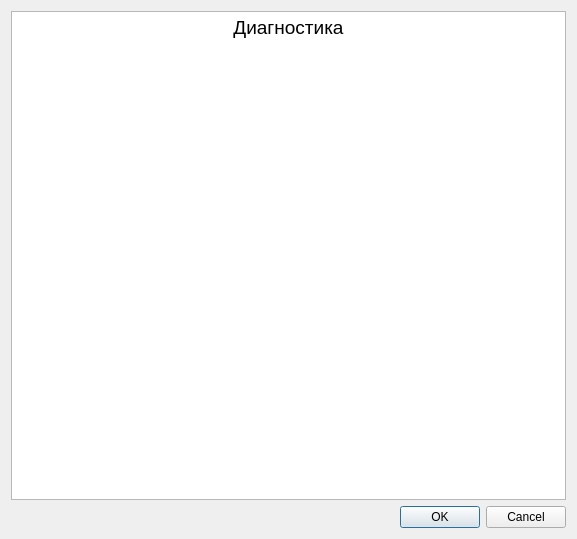
MafuraG/Zubopros, file diagnosisform.ui: the form before one commit.
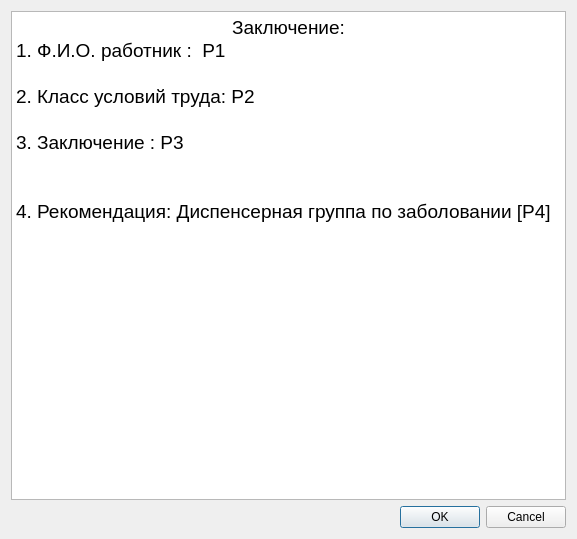
The form after the commit.

```diff
--- a/diagnosisform.ui
+++ b/diagnosisform.ui
@@ -21,7 +21,15 @@
 &lt;html&gt;&lt;head&gt;&lt;meta name=&quot;qrichtext&quot; content=&quot;1&quot; /&gt;&lt;style type=&quot;text/css&quot;&gt;
 p, li { white-space: pre-wrap; }
 &lt;/style&gt;&lt;/head&gt;&lt;body style=&quot; font-family:'MS Shell Dlg 2'; font-size:8.25pt; font-weight:400; font-style:normal;&quot;&gt;
-&lt;p align=&quot;center&quot; style=&quot; margin-top:0px; margin-bottom:0px; margin-left:0px; margin-right:0px; -qt-block-indent:0; text-indent:0px;&quot;&gt;&lt;span style=&quot; font-size:14pt;&quot;&gt;Диагностика&lt;/span&gt;&lt;/p&gt;
+&lt;p align=&quot;center&quot; style=&quot; margin-top:0px; margin-bottom:0px; margin-left:0px; margin-right:0px; -qt-block-indent:0; text-indent:0px;&quot;&gt;&lt;span style=&quot; font-size:14pt;&quot;&gt;Заключение:&lt;/span&gt;&lt;/p&gt;
+&lt;p style=&quot; margin-top:0px; margin-bottom:0px; margin-left:0px; margin-right:0px; -qt-block-indent:0; text-indent:0px;&quot;&gt;&lt;span style=&quot; font-size:14pt;&quot;&gt;1. Ф.И.О. работник :  P1&lt;/span&gt;&lt;/p&gt;
+&lt;p style=&quot;-qt-paragraph-type:empty; margin-top:0px; margin-bottom:0px; margin-left:0px; margin-right:0px; -qt-block-indent:0; text-indent:0px; font-size:14pt;&quot;&gt;&lt;br /&gt;&lt;/p&gt;
+&lt;p style=&quot; margin-top:0px; margin-bottom:0px; margin-left:0px; margin-right:0px; -qt-block-indent:0; text-indent:0px;&quot;&gt;&lt;span style=&quot; font-size:14pt;&quot;&gt;2. Класс условий труда: P2&lt;/span&gt;&lt;/p&gt;
+&lt;p style=&quot;-qt-paragraph-type:empty; margin-top:0px; margin-bottom:0px; margin-left:0px; margin-right:0px; -qt-block-indent:0; text-indent:0px; font-size:14pt;&quot;&gt;&lt;br /&gt;&lt;/p&gt;
+&lt;p style=&quot; margin-top:0px; margin-bottom:0px; margin-left:0px; margin-right:0px; -qt-block-indent:0; text-indent:0px;&quot;&gt;&lt;span style=&quot; font-size:14pt;&quot;&gt;3. Заключение : P3&lt;/span&gt;&lt;/p&gt;
+&lt;p style=&quot;-qt-paragraph-type:empty; margin-top:0px; margin-bottom:0px; margin-left:0px; margin-right:0px; -qt-block-indent:0; text-indent:0px; font-size:14pt;&quot;&gt;&lt;br /&gt;&lt;/p&gt;
+&lt;p style=&quot;-qt-paragraph-type:empty; margin-top:0px; margin-bottom:0px; margin-left:0px; margin-right:0px; -qt-block-indent:0; text-indent:0px; font-size:14pt;&quot;&gt;&lt;br /&gt;&lt;/p&gt;
+&lt;p style=&quot; margin-top:0px; margin-bottom:0px; margin-left:0px; margin-right:0px; -qt-block-indent:0; text-indent:0px;&quot;&gt;&lt;span style=&quot; font-size:14pt;&quot;&gt;4. Рекомендация: Диспенсерная группа по заболовании [P4]&lt;/span&gt;&lt;/p&gt;
 &lt;p style=&quot;-qt-paragraph-type:empty; margin-top:0px; margin-bottom:0px; margin-left:0px; margin-right:0px; -qt-block-indent:0; text-indent:0px; font-size:14pt;&quot;&gt;&lt;br /&gt;&lt;/p&gt;&lt;/body&gt;&lt;/html&gt;</string>
      </property>
     </widget>
```
